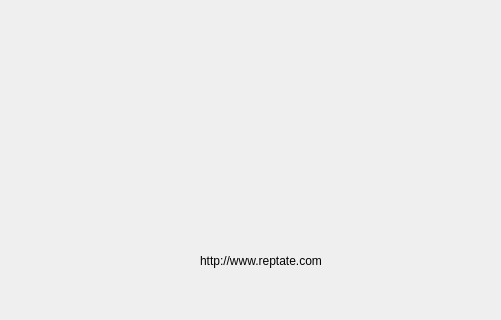
Before: the Qt Designer form RepTate/gui/AboutDialog.ui in jorge-ramirez-upm/RepTate, drawn with Qt 5; both pictures show x 270 to 771 and y 179 to 499 of the 771 by 499 pixel window.
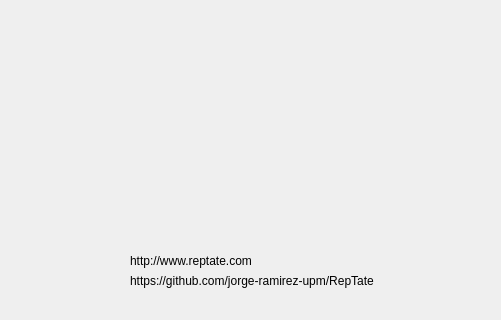
After: the same form once the commit is applied. Icons and pictures are not drawn.

Commit message: Small attempt at GUI

Diff of the .ui file:
```diff
--- a/RepTate/gui/AboutDialog.ui
+++ b/RepTate/gui/AboutDialog.ui
@@ -42,7 +42,7 @@
   <widget class="QLabel" name="label_2">
    <property name="geometry">
     <rect>
-     <x>470</x>
+     <x>400</x>
      <y>430</y>
      <width>191</width>
      <height>21</height>
@@ -61,6 +61,28 @@
     <set>Qt::TextBrowserInteraction</set>
    </property>
   </widget>
+  <widget class="QLabel" name="label_3">
+   <property name="geometry">
+    <rect>
+     <x>400</x>
+     <y>450</y>
+     <width>341</width>
+     <height>21</height>
+    </rect>
+   </property>
+   <property name="text">
+    <string>https://github.com/jorge-ramirez-upm/RepTate</string>
+   </property>
+   <property name="textFormat">
+    <enum>Qt::RichText</enum>
+   </property>
+   <property name="openExternalLinks">
+    <bool>true</bool>
+   </property>
+   <property name="textInteractionFlags">
+    <set>Qt::TextBrowserInteraction</set>
+   </property>
+  </widget>
  </widget>
  <resources>
   <include location="About.qrc"/>
```
The commit also changes 2 other files.
